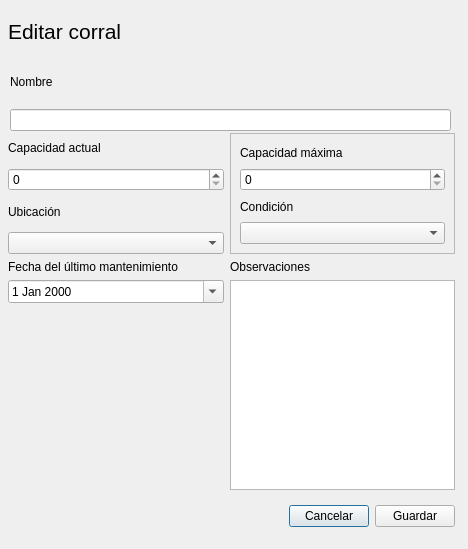
Qt form ui/.ui/editarcorral.ui (Murderd0ll/SDLG_Software_Plantilla) before a commit.
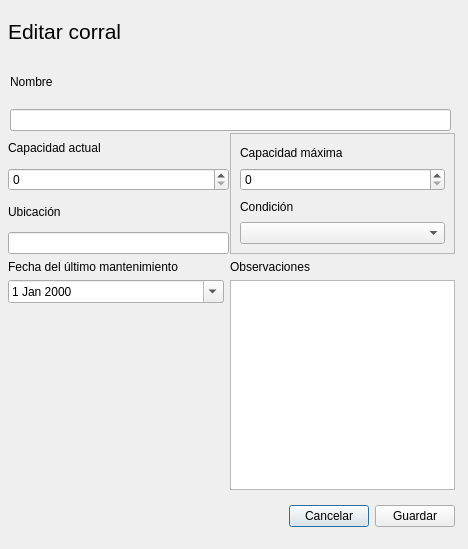
The same form after that commit.

What changed in the file:
```diff
--- a/ui/.ui/editarcorral.ui
+++ b/ui/.ui/editarcorral.ui
@@ -57,7 +57,7 @@
     <rect>
      <x>8</x>
      <y>133</y>
-     <width>216</width>
+     <width>221</width>
      <height>121</height>
     </rect>
    </property>
@@ -80,7 +80,7 @@
      </widget>
     </item>
     <item>
-     <widget class="QComboBox" name="comboBox_3"/>
+     <widget class="QLineEdit" name="lineEdit"/>
     </item>
    </layout>
   </widget>
```
